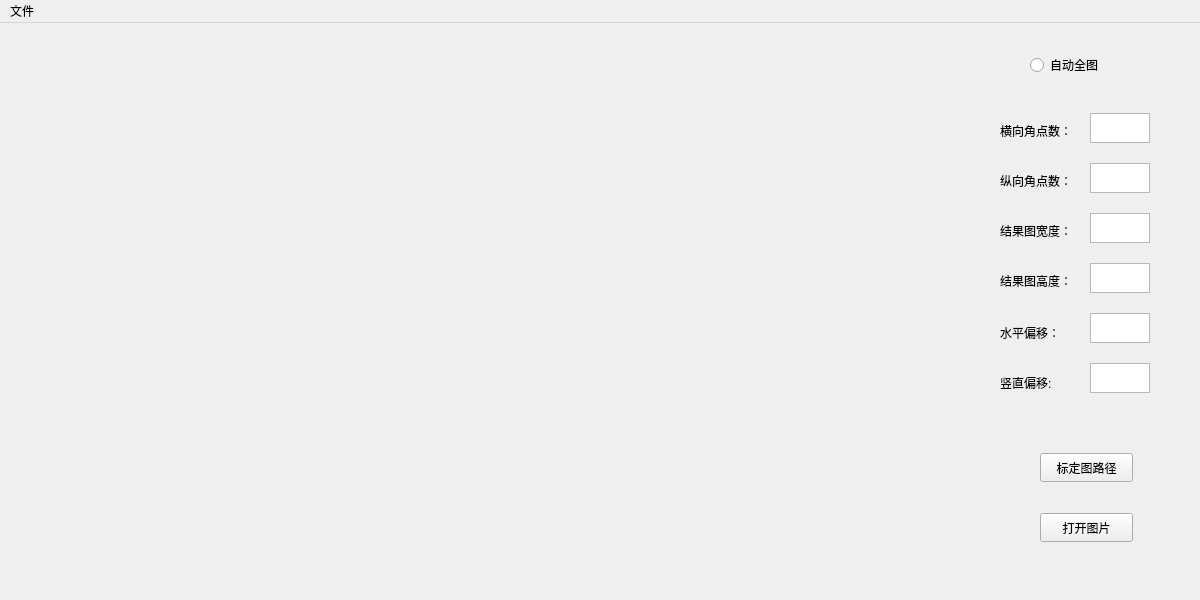
Qt form QT-Source/change-view/udm.ui (losehu/RUBO-UDIPM) before a commit.
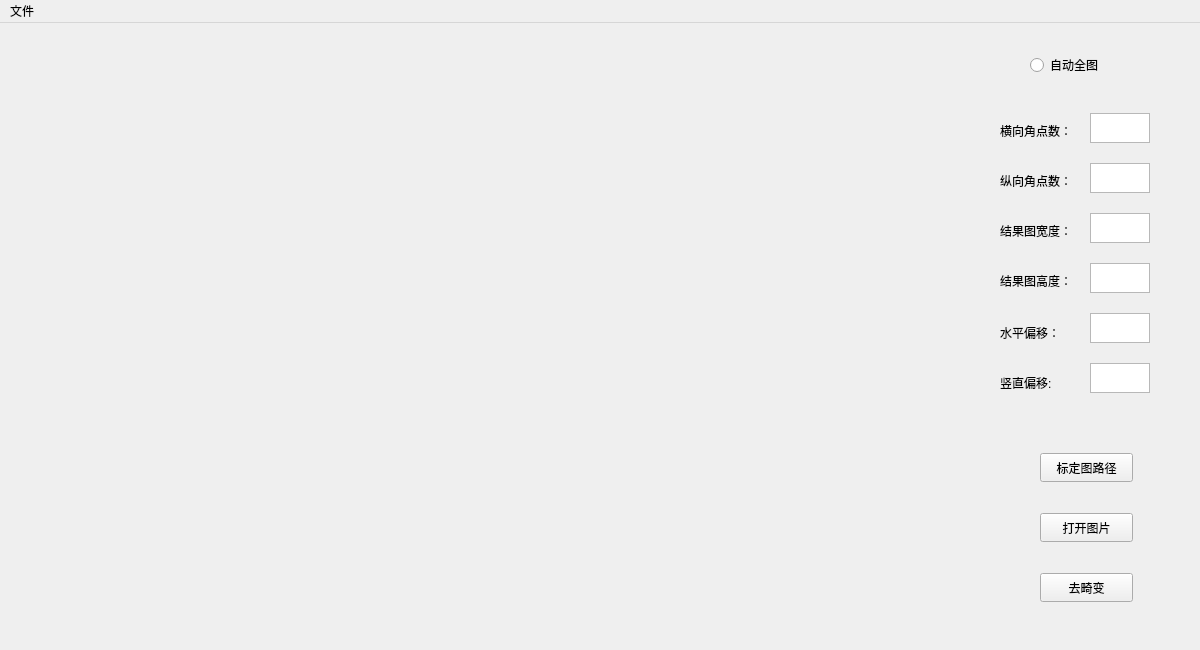
The same form after that commit.

The edit to the form file:
```diff
--- a/QT-Source/change-view/udm.ui
+++ b/QT-Source/change-view/udm.ui
@@ -7,7 +7,7 @@
     <x>0</x>
     <y>0</y>
     <width>1200</width>
-    <height>600</height>
+    <height>650</height>
    </rect>
   </property>
   <property name="windowTitle">
@@ -30,8 +30,8 @@
    <widget class="QLabel" name="label_tips">
     <property name="geometry">
      <rect>
-      <x>20</x>
-      <y>550</y>
+      <x>0</x>
+      <y>600</y>
       <width>811</width>
       <height>20</height>
      </rect>
@@ -220,6 +220,19 @@
      <string>纵向角点数：</string>
     </property>
    </widget>
+   <widget class="QPushButton" name="pushButton_udm">
+    <property name="geometry">
+     <rect>
+      <x>1040</x>
+      <y>550</y>
+      <width>93</width>
+      <height>29</height>
+     </rect>
+    </property>
+    <property name="text">
+     <string>去畸变</string>
+    </property>
+   </widget>
   </widget>
   <widget class="QMenuBar" name="menubar">
    <property name="geometry">
```
